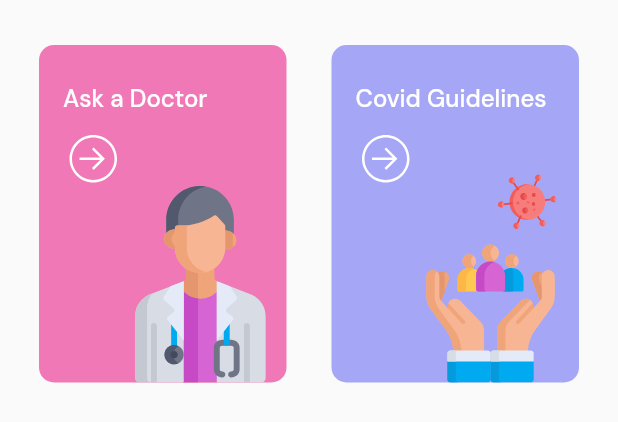
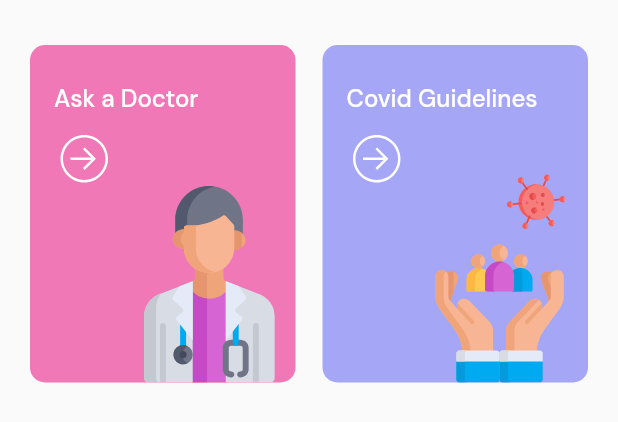
Before and after one commit to aarjan/covidoc, a Flutter app: the LowerHalf widget shown alone on an empty page, opened directly, on a phone screen of 412 x 824 dp. Shown: the top 422 px of the screen. Run offline on Flutter 3.47's test engine with Material 2 defaults, Android fonts, the phone set to English and light mode, and no system bars; our stand-ins replace bloc, cached_network_image, carousel_slider, cloud_firestore, equatable, firebase_auth and 16 more; missing offline and left inert: either_option, flutter_facebook_auth, flutter_sound_lite, flutter_twitter_login; accounts and stored records are empty; generated files the repository leaves out were written again; statements that could not run were skipped.

Commit message:
Update dashboard view

```diff
--- a/lib/ui/screens/dashboard/dashboard_screen.dart
+++ b/lib/ui/screens/dashboard/dashboard_screen.dart
@@ -119,9 +119,11 @@ class LowerHalf extends StatelessWidget {
     return Padding(
       padding: const EdgeInsets.symmetric(horizontal: 20, vertical: 30),
       child: Row(
+        mainAxisSize: MainAxisSize.min,
         mainAxisAlignment: MainAxisAlignment.spaceEvenly,
         children: [
-          CardsView(
+          Flexible(
+            child: CardsView(
               onTap: () {
                 context.toast('Ask a doctor');
               },
@@ -129,8 +131,10 @@ class LowerHalf extends StatelessWidget {
               color: AppColors.PINK,
               image: 'assets/dashboard/doctor_ask.svg',
             ),
+          ),
           const SizedBox(width: 18),
-          CardsView(
+          Flexible(
+            child: CardsView(
               onTap: () {
                 context.read<BlogBloc>().add(const LoadFeaturedBlog());
                 Navigator.pushNamed(context, BlogScreen.ROUTE_NAME);
@@ -139,6 +143,7 @@ class LowerHalf extends StatelessWidget {
               title: 'Covid Guidelines',
               color: AppColors.PURUPLE,
               image: 'assets/dashboard/covid_guidelines.svg',
+            ),
           )
         ],
       ),
@@ -162,7 +167,6 @@ class CardsView extends StatelessWidget {
       borderRadius: BorderRadius.circular(10),
       child: Ink(
         height: 225,
-        width: 165,
         decoration: BoxDecoration(
           color: color,
           borderRadius: BorderRadius.circular(10),
```
Lines whose indentation alone changed are shown as unchanged.
